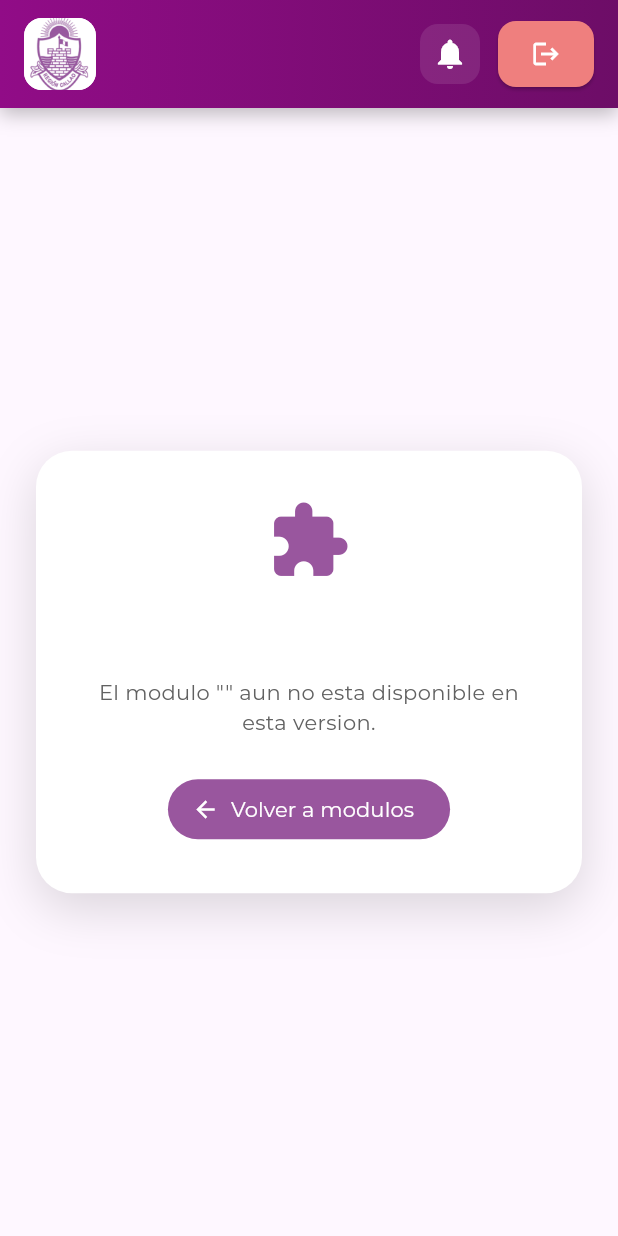
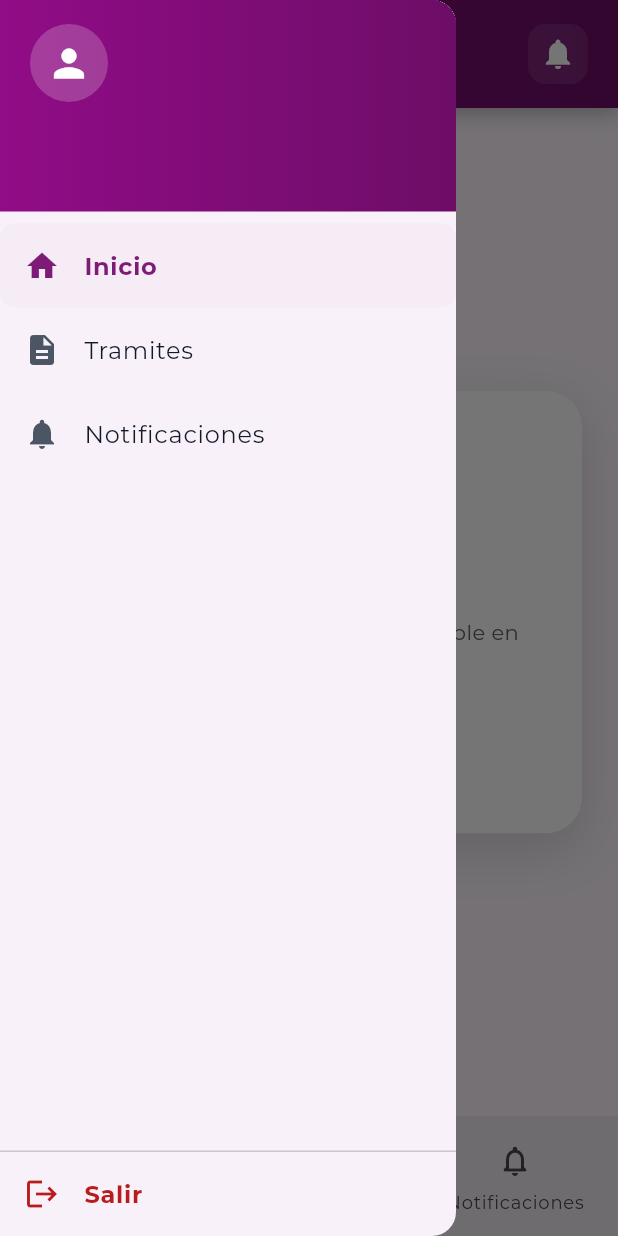
Before and after one commit to JimMendoza/app-not, a Flutter app: the ModulePlaceholderScreen screen opened directly with empty values, with the side drawer open (before the commit the screen has no drawer), on a phone screen of 412 x 824 dp. Run offline on Flutter 3.47's test engine with Material 3 defaults, Android fonts, the light colour scheme and no system bars; our stand-ins replace dio, flutter_dotenv, flutter_riverpod, formz, go_router, google_fonts and 1 more; accounts and stored records are empty; network calls fail; project files that could hold a hidden picture were left out.

Commit message:
feat(navegacion): agrega drawer y barra inferior fija en modulos protegidos

```diff
--- a/lib/features/home/presentation/screens/home_screen.dart
+++ b/lib/features/home/presentation/screens/home_screen.dart
@@ -4,6 +4,7 @@ import 'package:app_gore_callao/features/home/presentation/providers/providers.d
 import 'package:app_gore_callao/features/notificaciones/presentation/providers/providers.dart';
 import 'package:app_gore_callao/core/errors/errors.dart';
 import 'package:app_gore_callao/features/shared/presentation/screens/layouts/header.dart';
+import 'package:app_gore_callao/features/shared/presentation/widgets/app_main_navigation.dart';
 import 'package:flutter/material.dart';
 import 'package:flutter_riverpod/flutter_riverpod.dart';
 import 'package:go_router/go_router.dart';
@@ -27,6 +28,7 @@ class HomeScreen extends ConsumerWidget {
     }
 
     return Scaffold(
+      drawer: const AppMainDrawer(currentTab: AppMainTab.home),
       appBar: Header(
         userName: authState.displayName,
         userEntity: authState.displayEntity,
@@ -34,9 +36,9 @@ class HomeScreen extends ConsumerWidget {
         onNotificationsClick: () {
           context.go('/notificaciones');
         },
-        onLogout: () {
-          ref.read(authProvider.notifier).logout();
-        },
+      ),
+      bottomNavigationBar: const AppMainNavigationBar(
+        currentTab: AppMainTab.home,
       ),
       body: SafeArea(
         child: Center(
@@ -147,7 +149,7 @@ class HomeScreen extends ConsumerWidget {
   }
 }
 
-class _ModulesContent extends ConsumerWidget {
+class _ModulesContent extends StatelessWidget {
   final AsyncValue<List<Module>> modulesAsync;
   final int unreadNotifications;
 
@@ -157,7 +159,7 @@ class _ModulesContent extends ConsumerWidget {
   });
 
   @override
-  Widget build(BuildContext context, WidgetRef ref) {
+  Widget build(BuildContext context) {
     return modulesAsync.when(
       loading: () => const Padding(
         padding: EdgeInsets.symmetric(vertical: 24),
@@ -192,11 +194,6 @@ class _ModulesContent extends ConsumerWidget {
                 color: Colors.grey[600],
               ),
             ),
-            const SizedBox(height: 12),
-            TextButton(
-              onPressed: () => ref.refresh(modulesProvider),
-              child: const Text('Reintentar'),
-            ),
           ],
         );
       },
@@ -220,12 +217,6 @@ class _ModulesContent extends ConsumerWidget {
                   color: Colors.grey[700],
                 ),
               ),
-              const SizedBox(height: 12),
-              TextButton.icon(
-                onPressed: () => ref.refresh(modulesProvider),
-                icon: const Icon(Icons.refresh),
-                label: const Text('Actualizar'),
-              ),
             ],
           );
         }
@@ -246,14 +237,6 @@ class _ModulesContent extends ConsumerWidget {
                       : 0,
                   onPressed: () => context.go(_buildModuleRoute(module)),
                 ),
-              ),
-            ),
-            Align(
-              alignment: Alignment.centerRight,
-              child: TextButton.icon(
-                onPressed: () => ref.refresh(modulesProvider),
-                icon: const Icon(Icons.refresh),
-                label: const Text('Actualizar modulos'),
               ),
             ),
           ],
--- a/lib/features/home/presentation/screens/module_placeholder_screen.dart
+++ b/lib/features/home/presentation/screens/module_placeholder_screen.dart
@@ -1,6 +1,7 @@
 import 'package:app_gore_callao/features/auth/presentation/providers/providers.dart';
 import 'package:app_gore_callao/features/notificaciones/presentation/providers/providers.dart';
 import 'package:app_gore_callao/features/shared/presentation/screens/layouts/header.dart';
+import 'package:app_gore_callao/features/shared/presentation/widgets/app_main_navigation.dart';
 import 'package:flutter/material.dart';
 import 'package:flutter_riverpod/flutter_riverpod.dart';
 import 'package:go_router/go_router.dart';
@@ -25,6 +26,7 @@ class ModulePlaceholderScreen extends ConsumerWidget {
     final int unreadNotifications = noLeidasAsync.asData?.value ?? 0;
 
     return Scaffold(
+      drawer: const AppMainDrawer(currentTab: AppMainTab.home),
       appBar: Header(
         userName: authState.displayName,
         userEntity: authState.displayEntity,
@@ -32,9 +34,9 @@ class ModulePlaceholderScreen extends ConsumerWidget {
         onNotificationsClick: () {
           context.go('/notificaciones');
         },
-        onLogout: () {
-          ref.read(authProvider.notifier).logout();
-        },
+      ),
+      bottomNavigationBar: const AppMainNavigationBar(
+        currentTab: AppMainTab.home,
       ),
       body: SafeArea(
         child: Center(
--- a/lib/features/notificaciones/presentation/screens/notificaciones_screen.dart
+++ b/lib/features/notificaciones/presentation/screens/notificaciones_screen.dart
@@ -5,6 +5,7 @@ import 'package:app_gore_callao/features/notificaciones/presentation/providers/p
 import 'package:app_gore_callao/features/shared/presentation/helpers/helpers.dart';
 import 'package:app_gore_callao/features/notificaciones/presentation/widgets/widgets.dart';
 import 'package:app_gore_callao/features/shared/presentation/screens/layouts/header.dart';
+import 'package:app_gore_callao/features/shared/presentation/widgets/app_main_navigation.dart';
 import 'package:flutter/material.dart';
 import 'package:flutter_riverpod/flutter_riverpod.dart';
 import 'package:go_router/go_router.dart';
@@ -24,14 +25,15 @@ class NotificacionesScreen extends ConsumerWidget {
     );
 
     return Scaffold(
+      drawer: const AppMainDrawer(currentTab: AppMainTab.notificaciones),
       appBar: Header(
         userName: authState.displayName,
         userEntity: authState.displayEntity,
         unreadNotifications: notificacionesState.noLeidas,
         onNotificationsClick: notifier.loadNotificaciones,
-        onLogout: () {
-          ref.read(authProvider.notifier).logout();
-        },
+      ),
+      bottomNavigationBar: const AppMainNavigationBar(
+        currentTab: AppMainTab.notificaciones,
       ),
       body: SafeArea(
         child: Padding(
--- a/lib/features/shared/presentation/screens/layouts/header.dart
+++ b/lib/features/shared/presentation/screens/layouts/header.dart
@@ -7,7 +7,8 @@ class Header extends StatelessWidget implements PreferredSizeWidget {
   final String userEntity;
   final int unreadNotifications;
   final VoidCallback onNotificationsClick;
-  final VoidCallback onLogout;
+  final VoidCallback? onMenuClick;
+  final bool showMenuButton;
 
   const Header({
     super.key,
@@ -15,7 +16,8 @@ class Header extends StatelessWidget implements PreferredSizeWidget {
     required this.userEntity,
     this.unreadNotifications = 0,
     required this.onNotificationsClick,
-    required this.onLogout,
+    this.onMenuClick,
+    this.showMenuButton = true,
   });
 
   @override
@@ -26,7 +28,6 @@ class Header extends StatelessWidget implements PreferredSizeWidget {
     final double screenWidth = MediaQuery.of(context).size.width;
     final bool showUserInfo = screenWidth > 600;
     final bool hideTitle = screenWidth < 420;
-    final bool compactActions = screenWidth < 480;
     final String unreadLabel = unreadNotifications > 99
         ? '99+'
         : '$unreadNotifications';
@@ -59,6 +60,26 @@ class Header extends StatelessWidget implements PreferredSizeWidget {
               // Logo y título
               Row(
                 children: [
+                  if (showMenuButton) ...<Widget>[
+                    Builder(
+                      builder: (BuildContext buttonContext) {
+                        return IconButton(
+                          onPressed:
+                              onMenuClick ??
+                              () => Scaffold.of(buttonContext).openDrawer(),
+                          tooltip: 'Menu',
+                          icon: const Icon(Icons.menu, color: Colors.white),
+                          style: IconButton.styleFrom(
+                            backgroundColor: Colors.white.withValues(alpha: 0.1),
+                            shape: RoundedRectangleBorder(
+                              borderRadius: BorderRadius.circular(12),
+                            ),
+                          ),
+                        );
+                      },
+                    ),
+                    const SizedBox(width: 8),
+                  ],
                   // Logo
                   Container(
                     width: 48,
@@ -172,41 +193,6 @@ class Header extends StatelessWidget implements PreferredSizeWidget {
                         ),
                     ],
                   ),
-                  const SizedBox(width: 8),
-
-                  // Botón de salir
-                  Tooltip(
-                    message: 'Cerrar sesion',
-                    child: ElevatedButton(
-                      onPressed: onLogout,
-                      style: ElevatedButton.styleFrom(
-                        backgroundColor: const Color(0xFFEF7F7E),
-                        foregroundColor: Colors.white,
-                        padding: EdgeInsets.symmetric(
-                          horizontal: compactActions ? 12 : 16,
-                          vertical: 12,
-                        ),
-                        shape: RoundedRectangleBorder(
-                          borderRadius: BorderRadius.circular(12),
-                        ),
-                      ),
-                      child: Row(
-                        mainAxisSize: MainAxisSize.min,
-                        children: [
-                          const Icon(Icons.logout, size: 20),
-                          if (showUserInfo) ...[
-                            const SizedBox(width: 8),
-                            Text(
-                              'Salir',
-                              style: GoogleFonts.montserrat(
-                                fontWeight: FontWeight.w600,
-                              ),
-                            ),
-                          ],
-                        ],
-                      ),
-                    ),
-                  ),
                 ],
               ),
             ],
--- /dev/null
+++ b/lib/features/shared/presentation/widgets/app_main_navigation.dart
@@ -0,0 +1,228 @@
+import 'package:app_gore_callao/features/auth/presentation/providers/providers.dart';
+import 'package:flutter/material.dart';
+import 'package:flutter_riverpod/flutter_riverpod.dart';
+import 'package:go_router/go_router.dart';
+import 'package:google_fonts/google_fonts.dart';
+
+enum AppMainTab { home, tramites, notificaciones }
+
+class AppMainNavigationBar extends StatelessWidget {
+  final AppMainTab currentTab;
+
+  const AppMainNavigationBar({super.key, required this.currentTab});
+
+  @override
+  Widget build(BuildContext context) {
+    return NavigationBar(
+      selectedIndex: _tabIndex(currentTab),
+      onDestinationSelected: (int index) {
+        final AppMainTab selectedTab = AppMainTab.values[index];
+        if (selectedTab == currentTab) {
+          return;
+        }
+
+        context.go(_routeForTab(selectedTab));
+      },
+      destinations: const <NavigationDestination>[
+        NavigationDestination(
+          icon: Icon(Icons.home_outlined),
+          selectedIcon: Icon(Icons.home),
+          label: 'Inicio',
+        ),
+        NavigationDestination(
+          icon: Icon(Icons.description_outlined),
+          selectedIcon: Icon(Icons.description),
+          label: 'Tramites',
+        ),
+        NavigationDestination(
+          icon: Icon(Icons.notifications_none_rounded),
+          selectedIcon: Icon(Icons.notifications),
+          label: 'Notificaciones',
+        ),
+      ],
+    );
+  }
+
+  int _tabIndex(AppMainTab tab) {
+    switch (tab) {
+      case AppMainTab.home:
+        return 0;
+      case AppMainTab.tramites:
+        return 1;
+      case AppMainTab.notificaciones:
+        return 2;
+    }
+  }
+
+  String _routeForTab(AppMainTab tab) {
+    switch (tab) {
+      case AppMainTab.home:
+        return '/home';
+      case AppMainTab.tramites:
+        return '/tramites';
+      case AppMainTab.notificaciones:
+        return '/notificaciones';
+    }
+  }
+}
+
+class AppMainDrawer extends ConsumerWidget {
+  final AppMainTab currentTab;
+
+  const AppMainDrawer({super.key, required this.currentTab});
+
+  @override
+  Widget build(BuildContext context, WidgetRef ref) {
+    final AuthState authState = ref.watch(authProvider);
+
+    return Drawer(
+      child: SafeArea(
+        child: Column(
+          children: <Widget>[
+            Container(
+              width: double.infinity,
+              padding: const EdgeInsets.fromLTRB(20, 16, 20, 20),
+              decoration: const BoxDecoration(
+                gradient: LinearGradient(
+                  begin: Alignment.centerLeft,
+                  end: Alignment.centerRight,
+                  colors: <Color>[Color(0xFF910C87), Color(0xFF6D0D67)],
+                ),
+              ),
+              child: Column(
+                crossAxisAlignment: CrossAxisAlignment.start,
+                children: <Widget>[
+                  Container(
+                    width: 52,
+                    height: 52,
+                    decoration: BoxDecoration(
+                      color: Colors.white.withValues(alpha: 0.2),
+                      shape: BoxShape.circle,
+                    ),
+                    child: const Icon(
+                      Icons.person,
+                      size: 30,
+                      color: Colors.white,
+                    ),
+                  ),
+                  const SizedBox(height: 12),
+                  Text(
+                    authState.displayName,
+                    style: GoogleFonts.montserrat(
+                      fontSize: 15,
+                      fontWeight: FontWeight.w700,
+                      color: Colors.white,
+                    ),
+                  ),
+                  const SizedBox(height: 2),
+                  Text(
+                    authState.displayEntity,
+                    style: GoogleFonts.montserrat(
+                      fontSize: 12,
+                      color: Colors.white.withValues(alpha: 0.85),
+                    ),
+                  ),
+                ],
+              ),
+            ),
+            Expanded(
+              child: ListView(
+                padding: const EdgeInsets.symmetric(vertical: 8),
+                children: <Widget>[
+                  _DrawerTile(
+                    icon: Icons.home,
+                    label: 'Inicio',
+                    isSelected: currentTab == AppMainTab.home,
+                    onTap: () => _goToTab(context, AppMainTab.home),
+                  ),
+                  _DrawerTile(
+                    icon: Icons.description,
+                    label: 'Tramites',
+                    isSelected: currentTab == AppMainTab.tramites,
+                    onTap: () => _goToTab(context, AppMainTab.tramites),
+                  ),
+                  _DrawerTile(
+                    icon: Icons.notifications,
+                    label: 'Notificaciones',
+                    isSelected: currentTab == AppMainTab.notificaciones,
+                    onTap: () =>
+                        _goToTab(context, AppMainTab.notificaciones),
+                  ),
+                ],
+              ),
+            ),
+            const Divider(height: 1),
+            ListTile(
+              leading: const Icon(Icons.logout, color: Color(0xFFB91C1C)),
+              title: Text(
+                'Salir',
+                style: GoogleFonts.montserrat(
+                  color: const Color(0xFFB91C1C),
+                  fontWeight: FontWeight.w600,
+                ),
+              ),
+              onTap: () async {
+                Navigator.of(context).pop();
+                await ref.read(authProvider.notifier).logout();
+              },
+            ),
+          ],
+        ),
+      ),
+    );
+  }
+
+  void _goToTab(BuildContext context, AppMainTab targetTab) {
+    Navigator.of(context).pop();
+    if (targetTab == currentTab) {
+      return;
+    }
+
+    switch (targetTab) {
+      case AppMainTab.home:
+        context.go('/home');
+        break;
+      case AppMainTab.tramites:
+        context.go('/tramites');
+        break;
+      case AppMainTab.notificaciones:
+        context.go('/notificaciones');
+        break;
+    }
+  }
+}
+
+class _DrawerTile extends StatelessWidget {
+  final IconData icon;
+  final String label;
+  final bool isSelected;
+  final VoidCallback onTap;
+
+  const _DrawerTile({
+    required this.icon,
+    required this.label,
+    required this.isSelected,
+    required this.onTap,
+  });
+
+  @override
+  Widget build(BuildContext context) {
+    return ListTile(
+      leading: Icon(
+        icon,
+        color: isSelected ? const Color(0xFF7E1B77) : const Color(0xFF4B5563),
+      ),
+      title: Text(
+        label,
+        style: GoogleFonts.montserrat(
+          color: isSelected ? const Color(0xFF7E1B77) : const Color(0xFF111827),
+          fontWeight: isSelected ? FontWeight.w700 : FontWeight.w500,
+        ),
+      ),
+      selected: isSelected,
+      selectedTileColor: const Color(0xFFF5ECF5),
+      shape: RoundedRectangleBorder(borderRadius: BorderRadius.circular(10)),
+      onTap: onTap,
+    );
+  }
+}
--- a/lib/features/tramites/presentation/screens/tramite_hoja_ruta_screen.dart
+++ b/lib/features/tramites/presentation/screens/tramite_hoja_ruta_screen.dart
@@ -2,6 +2,7 @@ import 'package:app_gore_callao/core/errors/errors.dart';
 import 'package:app_gore_callao/features/auth/presentation/providers/providers.dart';
 import 'package:app_gore_callao/features/notificaciones/presentation/providers/providers.dart';
 import 'package:app_gore_callao/features/shared/presentation/screens/layouts/header.dart';
+import 'package:app_gore_callao/features/shared/presentation/widgets/app_main_navigation.dart';
 import 'package:app_gore_callao/features/tramites/domain/domain.dart';
 import 'package:app_gore_callao/features/tramites/presentation/providers/providers.dart';
 import 'package:flutter/material.dart';
@@ -31,6 +32,7 @@ class TramiteHojaRutaScreen extends ConsumerWidget {
     final int unreadNotifications = noLeidasAsync.asData?.value ?? 0;
 
     return Scaffold(
+      drawer: const AppMainDrawer(currentTab: AppMainTab.tramites),
       appBar: Header(
         userName: authState.displayName,
         userEntity: authState.displayEntity,
@@ -38,9 +40,9 @@ class TramiteHojaRutaScreen extends ConsumerWidget {
         onNotificationsClick: () {
           context.go('/notificaciones');
         },
-        onLogout: () {
-          ref.read(authProvider.notifier).logout();
-        },
+      ),
+      bottomNavigationBar: const AppMainNavigationBar(
+        currentTab: AppMainTab.tramites,
       ),
       body: SafeArea(
         child: Padding(
--- a/lib/features/tramites/presentation/screens/tramites_screen.dart
+++ b/lib/features/tramites/presentation/screens/tramites_screen.dart
@@ -3,6 +3,7 @@ import 'package:app_gore_callao/features/auth/presentation/providers/providers.d
 import 'package:app_gore_callao/features/notificaciones/presentation/providers/providers.dart';
 import 'package:app_gore_callao/features/shared/presentation/helpers/helpers.dart';
 import 'package:app_gore_callao/features/shared/presentation/screens/layouts/header.dart';
+import 'package:app_gore_callao/features/shared/presentation/widgets/app_main_navigation.dart';
 import 'package:app_gore_callao/features/tramites/domain/domain.dart';
 import 'package:app_gore_callao/features/tramites/presentation/providers/providers.dart';
 import 'package:app_gore_callao/features/tramites/presentation/widgets/widgets.dart';
@@ -25,6 +26,7 @@ class TramitesScreen extends ConsumerWidget {
     final int unreadNotifications = noLeidasAsync.asData?.value ?? 0;
 
     return Scaffold(
+      drawer: const AppMainDrawer(currentTab: AppMainTab.tramites),
       appBar: Header(
         userName: authState.displayName,
         userEntity: authState.displayEntity,
@@ -32,9 +34,9 @@ class TramitesScreen extends ConsumerWidget {
         onNotificationsClick: () {
           context.go('/notificaciones');
         },
-        onLogout: () {
-          ref.read(authProvider.notifier).logout();
-        },
+      ),
+      bottomNavigationBar: const AppMainNavigationBar(
+        currentTab: AppMainTab.tramites,
       ),
       body: SafeArea(
         child: Padding(
```
